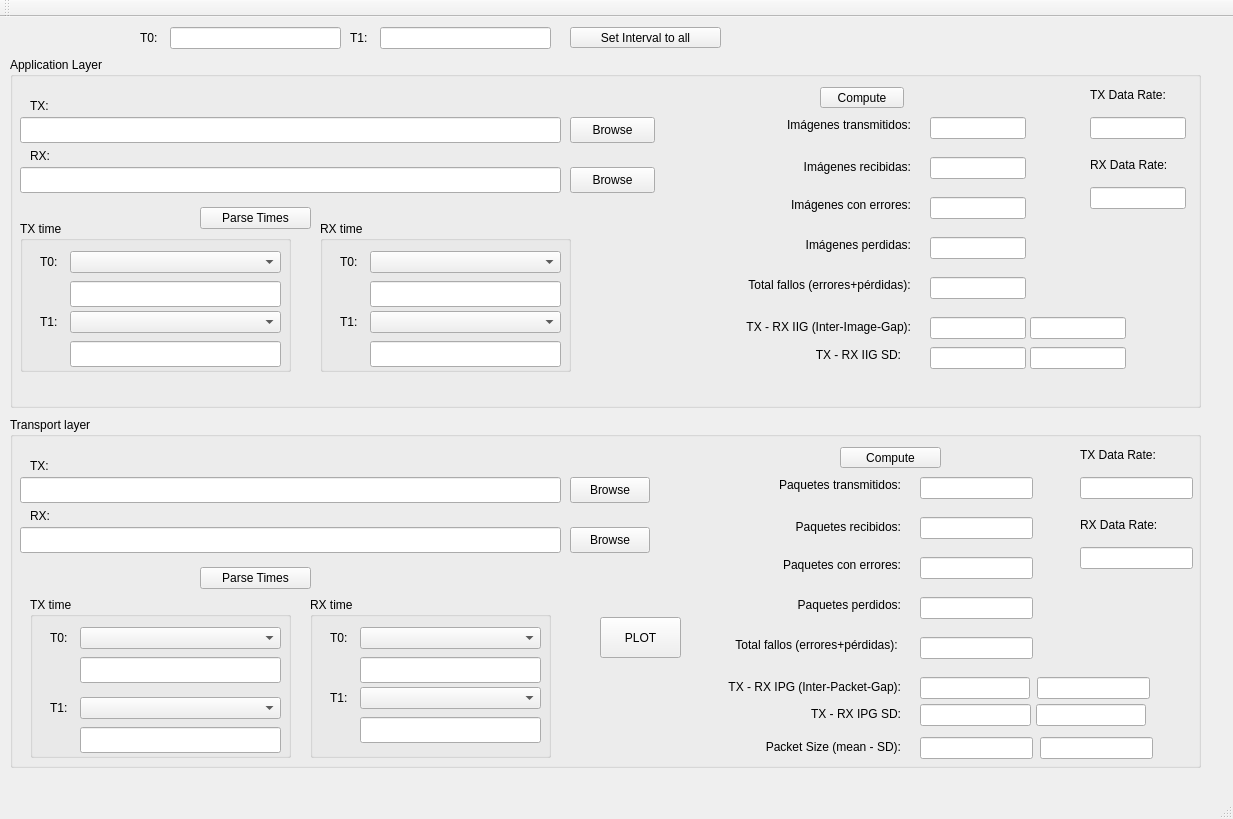
Before: the Qt Designer form mainwindow.ui in dcentelles/comms_log_parser, drawn with Qt 5.
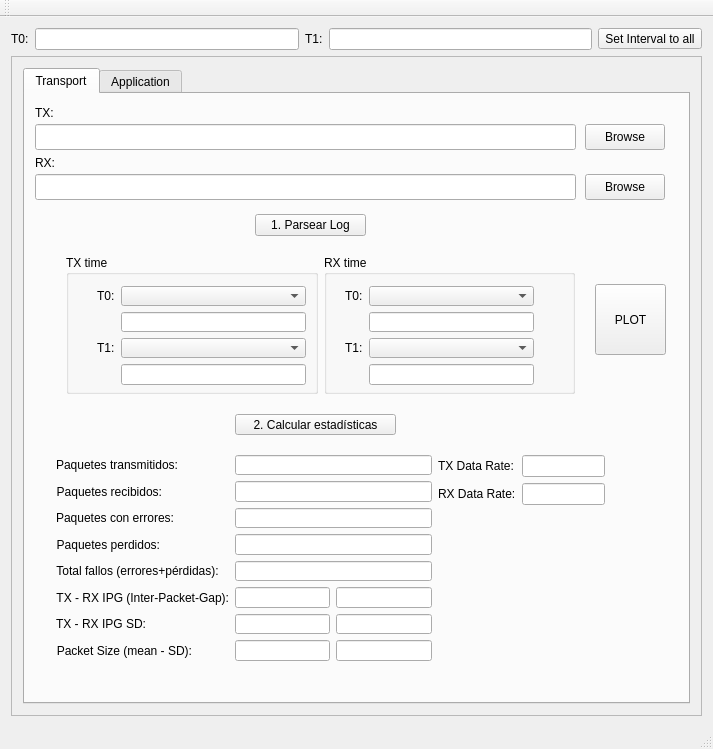
After: the same form once the commit is applied.

Commit message: implementando plotting y reordenada la UI con Tabs

What changed in the file:
```diff
--- a/mainwindow.ui
+++ b/mainwindow.ui
@@ -6,204 +6,328 @@
    <rect>
     <x>0</x>
     <y>0</y>
-    <width>1233</width>
-    <height>819</height>
+    <width>713</width>
+    <height>749</height>
    </rect>
   </property>
   <property name="windowTitle">
    <string>DCComms Log Parser</string>
   </property>
   <widget class="QWidget" name="centralWidget">
-   <widget class="QGroupBox" name="groupBox_5">
+   <layout class="QGridLayout" name="gridLayout_2">
+    <item row="1" column="2">
+     <widget class="QLabel" name="label_56">
+      <property name="text">
+       <string>T1:</string>
+      </property>
+     </widget>
+    </item>
+    <item row="1" column="3">
+     <widget class="QLineEdit" name="t1LineEdit"/>
+    </item>
+    <item row="1" column="4">
+     <widget class="QToolButton" name="setIntervalButton">
+      <property name="text">
+       <string>Set Interval to all</string>
+      </property>
+     </widget>
+    </item>
+    <item row="1" column="0">
+     <widget class="QLabel" name="label_55">
+      <property name="text">
+       <string>T0:</string>
+      </property>
+     </widget>
+    </item>
+    <item row="1" column="1">
+     <widget class="QLineEdit" name="t0LineEdit"/>
+    </item>
+    <item row="2" column="0" colspan="5">
+     <widget class="QScrollArea" name="scrollArea">
+      <property name="sizePolicy">
+       <sizepolicy hsizetype="Preferred" vsizetype="Preferred">
+        <horstretch>0</horstretch>
+        <verstretch>0</verstretch>
+       </sizepolicy>
+      </property>
+      <property name="verticalScrollBarPolicy">
+       <enum>Qt::ScrollBarAsNeeded</enum>
+      </property>
+      <property name="horizontalScrollBarPolicy">
+       <enum>Qt::ScrollBarAsNeeded</enum>
+      </property>
+      <property name="sizeAdjustPolicy">
+       <enum>QAbstractScrollArea::AdjustToContentsOnFirstShow</enum>
+      </property>
+      <property name="widgetResizable">
+       <bool>true</bool>
+      </property>
+      <widget class="QWidget" name="scrollAreaWidgetContents">
     <property name="geometry">
      <rect>
-      <x>10</x>
-      <y>400</y>
-      <width>1191</width>
-      <height>351</height>
-     </rect>
-    </property>
-    <property name="title">
-     <string>Transport layer</string>
-    </property>
-    <widget class="QLabel" name="label_20">
+         <x>0</x>
+         <y>0</y>
+         <width>693</width>
+         <height>643</height>
+        </rect>
+       </property>
+       <property name="minimumSize">
+        <size>
+         <width>0</width>
+         <height>0</height>
+        </size>
+       </property>
+       <layout class="QGridLayout" name="gridLayout">
+        <item row="0" column="0">
+         <widget class="QTabWidget" name="tabWidget">
+          <property name="sizePolicy">
+           <sizepolicy hsizetype="Expanding" vsizetype="Expanding">
+            <horstretch>0</horstretch>
+            <verstretch>0</verstretch>
+           </sizepolicy>
+          </property>
+          <property name="minimumSize">
+           <size>
+            <width>648</width>
+            <height>621</height>
+           </size>
+          </property>
+          <property name="currentIndex">
+           <number>0</number>
+          </property>
+          <widget class="QWidget" name="transportTab">
+           <property name="sizePolicy">
+            <sizepolicy hsizetype="Maximum" vsizetype="Maximum">
+             <horstretch>0</horstretch>
+             <verstretch>0</verstretch>
+            </sizepolicy>
+           </property>
+           <attribute name="title">
+            <string>Transport</string>
+           </attribute>
+           <widget class="QPushButton" name="dl_txBrowseButton">
      <property name="geometry">
       <rect>
-       <x>680</x>
-       <y>220</y>
-       <width>211</width>
-       <height>16</height>
+              <x>560</x>
+              <y>30</y>
+              <width>80</width>
+              <height>26</height>
       </rect>
      </property>
      <property name="text">
-      <string>Total fallos (errores+pérdidas): </string>
-     </property>
-     <property name="alignment">
-      <set>Qt::AlignRight|Qt::AlignTrailing|Qt::AlignVCenter</set>
+             <string>Browse</string>
+            </property>
+           </widget>
+           <widget class="QToolButton" name="dl_computeButton">
+            <property name="geometry">
+             <rect>
+              <x>210</x>
+              <y>320</y>
+              <width>161</width>
+              <height>21</height>
+             </rect>
+            </property>
+            <property name="text">
+             <string>2. Calcular estadísticas</string>
      </property>
     </widget>
     <widget class="QPushButton" name="dl_parseTimesButton">
      <property name="geometry">
       <rect>
-       <x>190</x>
-       <y>150</y>
+              <x>230</x>
+              <y>120</y>
        <width>111</width>
        <height>22</height>
       </rect>
      </property>
      <property name="text">
-      <string>Parse Times</string>
-     </property>
-    </widget>
+             <string>1. Parsear Log</string>
+            </property>
+           </widget>
+           <widget class="QLabel" name="label_16">
+            <property name="geometry">
+             <rect>
+              <x>10</x>
+              <y>10</y>
+              <width>59</width>
+              <height>18</height>
+             </rect>
+            </property>
+            <property name="text">
+             <string>TX:</string>
+            </property>
+           </widget>
+           <widget class="QLineEdit" name="dl_rxFileLineEdit">
+            <property name="geometry">
+             <rect>
+              <x>10</x>
+              <y>80</y>
+              <width>541</width>
+              <height>26</height>
+             </rect>
+            </property>
+            <property name="readOnly">
+             <bool>true</bool>
+            </property>
+           </widget>
+           <widget class="QWidget" name="">
+            <property name="geometry">
+             <rect>
+              <x>30</x>
+              <y>150</y>
+              <width>531</width>
+              <height>161</height>
+             </rect>
+            </property>
+            <layout class="QHBoxLayout" name="horizontalLayout_5">
+             <item>
+              <widget class="QGroupBox" name="groupBox_4">
+               <property name="title">
+                <string>TX time</string>
+               </property>
+               <widget class="QWidget" name="formLayoutWidget_3">
+                <property name="geometry">
+                 <rect>
+                  <x>20</x>
+                  <y>20</y>
+                  <width>231</width>
+                  <height>121</height>
+                 </rect>
+                </property>
+                <layout class="QFormLayout" name="formLayout_3">
+                 <item row="0" column="0">
+                  <widget class="QLabel" name="label_23">
+                   <property name="text">
+                    <string>T0:</string>
+                   </property>
+                  </widget>
+                 </item>
+                 <item row="0" column="1">
+                  <widget class="QComboBox" name="dl_txT0ComboBox"/>
+                 </item>
+                 <item row="1" column="1">
+                  <widget class="QLineEdit" name="dl_txT0">
+                   <property name="readOnly">
+                    <bool>false</bool>
+                   </property>
+                  </widget>
+                 </item>
+                 <item row="2" column="1">
+                  <widget class="QComboBox" name="dl_txT1ComboBox"/>
+                 </item>
+                 <item row="2" column="0">
+                  <widget class="QLabel" name="label_24">
+                   <property name="text">
+                    <string>T1:</string>
+                   </property>
+                  </widget>
+                 </item>
+                 <item row="3" column="1">
+                  <widget class="QLineEdit" name="dl_txT1">
+                   <property name="readOnly">
+                    <bool>false</bool>
+                   </property>
+                  </widget>
+                 </item>
+                </layout>
+               </widget>
+              </widget>
+             </item>
+             <item>
     <widget class="QGroupBox" name="groupBox">
-     <property name="geometry">
-      <rect>
-       <x>300</x>
-       <y>180</y>
-       <width>241</width>
-       <height>161</height>
-      </rect>
-     </property>
      <property name="title">
       <string>RX time</string>
      </property>
-     <widget class="QComboBox" name="dl_rxT0ComboBox">
+               <widget class="QWidget" name="">
       <property name="geometry">
        <rect>
-        <x>50</x>
-        <y>30</y>
-        <width>181</width>
-        <height>22</height>
-       </rect>
-      </property>
-     </widget>
+                  <x>10</x>
+                  <y>20</y>
+                  <width>211</width>
+                  <height>121</height>
+                 </rect>
+                </property>
+                <layout class="QFormLayout" name="formLayout_4">
+                 <item row="0" column="0">
      <widget class="QLabel" name="label_14">
-      <property name="geometry">
-       <rect>
-        <x>20</x>
-        <y>30</y>
-        <width>31</width>
-        <height>21</height>
-       </rect>
-      </property>
       <property name="text">
        <string>T0:</string>
       </property>
      </widget>
+                 </item>
+                 <item row="0" column="1">
+                  <widget class="QComboBox" name="dl_rxT0ComboBox"/>
+                 </item>
+                 <item row="1" column="1">
+                  <widget class="QLineEdit" name="dl_rxT0">
+                   <property name="readOnly">
+                    <bool>false</bool>
+                   </property>
+                  </widget>
+                 </item>
+                 <item row="2" column="0">
      <widget class="QLabel" name="label_15">
-      <property name="geometry">
-       <rect>
-        <x>20</x>
-        <y>90</y>
-        <width>31</width>
-        <height>21</height>
-       </rect>
-      </property>
       <property name="text">
        <string>T1:</string>
       </property>
      </widget>
-     <widget class="QComboBox" name="dl_rxT1ComboBox">
-      <property name="geometry">
-       <rect>
-        <x>50</x>
-        <y>90</y>
-        <width>181</width>
-        <height>22</height>
-       </rect>
-      </property>
-     </widget>
+                 </item>
+                 <item row="2" column="1">
+                  <widget class="QComboBox" name="dl_rxT1ComboBox"/>
+                 </item>
+                 <item row="3" column="1">
      <widget class="QLineEdit" name="dl_rxT1">
-      <property name="geometry">
-       <rect>
-        <x>50</x>
-        <y>120</y>
-        <width>181</width>
-        <height>26</height>
-       </rect>
-      </property>
       <property name="readOnly">
        <bool>false</bool>
       </property>
      </widget>
-     <widget class="QLineEdit" name="dl_rxT0">
+                 </item>
+                </layout>
+               </widget>
+              </widget>
+             </item>
+            </layout>
+           </widget>
+           <widget class="QLineEdit" name="dl_txFileLineEdit">
       <property name="geometry">
        <rect>
-        <x>50</x>
-        <y>60</y>
-        <width>181</width>
+              <x>10</x>
+              <y>30</y>
+              <width>541</width>
         <height>26</height>
        </rect>
       </property>
       <property name="readOnly">
-       <bool>false</bool>
-      </property>
-     </widget>
+             <bool>true</bool>
+            </property>
     </widget>
     <widget class="QLabel" name="label_18">
      <property name="geometry">
       <rect>
-       <x>20</x>
-       <y>90</y>
-       <width>59</width>
-       <height>18</height>
-      </rect>
-     </property>
-     <property name="text">
-      <string>RX:</string>
-     </property>
-    </widget>
-    <widget class="QLabel" name="label_16">
-     <property name="geometry">
-      <rect>
-       <x>20</x>
-       <y>40</y>
-       <width>59</width>
-       <height>18</height>
-      </rect>
-     </property>
-     <property name="text">
-      <string>TX:</string>
-     </property>
-    </widget>
-    <widget class="QLabel" name="label_22">
-     <property name="geometry">
-      <rect>
-       <x>710</x>
-       <y>180</y>
-       <width>181</width>
-       <height>16</height>
-      </rect>
-     </property>
-     <property name="text">
-      <string>Paquetes perdidos:</string>
-     </property>
-     <property name="alignment">
-      <set>Qt::AlignRight|Qt::AlignTrailing|Qt::AlignVCenter</set>
-     </property>
-    </widget>
-    <widget class="QLineEdit" name="dl_rxFileLineEdit">
-     <property name="geometry">
-      <rect>
        <x>10</x>
-       <y>110</y>
-       <width>541</width>
-       <height>26</height>
-      </rect>
-     </property>
-     <property name="readOnly">
-      <bool>true</bool>
-     </property>
-    </widget>
+              <y>60</y>
+              <width>59</width>
+              <height>18</height>
+             </rect>
+            </property>
+            <property name="text">
+             <string>RX:</string>
+            </property>
+           </widget>
+           <widget class="QWidget" name="">
+            <property name="geometry">
+             <rect>
+              <x>20</x>
+              <y>350</y>
+              <width>571</width>
+              <height>228</height>
+             </rect>
+            </property>
+            <layout class="QHBoxLayout" name="horizontalLayout_4">
+             <item>
+              <layout class="QFormLayout" name="formLayout">
+               <item row="0" column="0">
     <widget class="QLabel" name="label_17">
-     <property name="geometry">
-      <rect>
-       <x>700</x>
-       <y>60</y>
-       <width>191</width>
-       <height>16</height>
-      </rect>
-     </property>
      <property name="text">
       <string>Paquetes transmitidos:</string>
      </property>
@@ -211,15 +335,16 @@
       <set>Qt::AlignRight|Qt::AlignTrailing|Qt::AlignVCenter</set>
      </property>
     </widget>
+               </item>
+               <item row="0" column="1">
+                <widget class="QLineEdit" name="dl_sendLineEdit">
+                 <property name="readOnly">
+                  <bool>true</bool>
+                 </property>
+                </widget>
+               </item>
+               <item row="1" column="0">
     <widget class="QLabel" name="label_21">
-     <property name="geometry">
-      <rect>
-       <x>710</x>
-       <y>100</y>
-       <width>181</width>
-       <height>20</height>
-      </rect>
-     </property>
      <property name="text">
       <string>Paquetes recibidos:</string>
      </property>
@@ -227,113 +352,16 @@
       <set>Qt::AlignRight|Qt::AlignTrailing|Qt::AlignVCenter</set>
      </property>
     </widget>
-    <widget class="QLineEdit" name="dl_txFileLineEdit">
-     <property name="geometry">
-      <rect>
-       <x>10</x>
-       <y>60</y>
-       <width>541</width>
-       <height>26</height>
-      </rect>
-     </property>
+               </item>
+               <item row="1" column="1">
+                <widget class="QLineEdit" name="dl_recvLineEdit">
      <property name="readOnly">
       <bool>true</bool>
      </property>
     </widget>
-    <widget class="QGroupBox" name="groupBox_4">
-     <property name="geometry">
-      <rect>
-       <x>20</x>
-       <y>180</y>
-       <width>261</width>
-       <height>161</height>
-      </rect>
-     </property>
-     <property name="title">
-      <string>TX time</string>
-     </property>
-     <widget class="QComboBox" name="dl_txT0ComboBox">
-      <property name="geometry">
-       <rect>
-        <x>50</x>
-        <y>30</y>
-        <width>201</width>
-        <height>22</height>
-       </rect>
-      </property>
-     </widget>
-     <widget class="QLabel" name="label_23">
-      <property name="geometry">
-       <rect>
-        <x>20</x>
-        <y>30</y>
-        <width>31</width>
-        <height>21</height>
-       </rect>
-      </property>
-      <property name="text">
-       <string>T0:</string>
-      </property>
-     </widget>
-     <widget class="QLabel" name="label_24">
-      <property name="geometry">
-       <rect>
-        <x>20</x>
-        <y>100</y>
-        <width>31</width>
-        <height>21</height>
-       </rect>
-      </property>
-      <property name="text">
-       <string>T1:</string>
-      </property>
-     </widget>
-     <widget class="QComboBox" name="dl_txT1ComboBox">
-      <property name="geometry">
-       <rect>
-        <x>50</x>
-        <y>100</y>
-        <width>201</width>
-        <height>22</height>
-       </rect>
-      </property>
-     </widget>
-     <widget class="QLineEdit" name="dl_txT0">
-      <property name="geometry">
-       <rect>
-        <x>50</x>
-        <y>60</y>
-        <width>201</width>
-        <height>26</height>
-       </rect>
-      </property>
-      <property name="readOnly">
-       <bool>false</bool>
-      </property>
-     </widget>
-     <widget class="QLineEdit" name="dl_txT1">
-      <property name="geometry">
-       <rect>
-        <x>50</x>
-        <y>130</y>
-        <width>201</width>
-        <height>26</height>
-       </rect>
-      </property>
-      <property name="readOnly">
-       <bool>false</bool>
-      </property>
-     </widget>
-    </widget>
+               </item>
+               <item row="2" column="0">
     <widget class="QLabel" name="label_19">
-     <property name="geometry">
-      <rect>
-       <x>710</x>
-       <y>140</y>
-       <width>181</width>
-       <height>16</height>
-      </rect>
-     </property>
      <property name="text">
       <string>Paquetes con errores:</string>
      </property>
@@ -341,194 +369,78 @@
       <set>Qt::AlignRight|Qt::AlignTrailing|Qt::AlignVCenter</set>
      </property>
     </widget>
-    <widget class="QLabel" name="label_13">
-     <property name="geometry">
-      <rect>
-       <x>700</x>
-       <y>260</y>
-       <width>191</width>
-       <height>20</height>
-      </rect>
-     </property>
-     <property name="text">
-      <string>TX - RX IPG (Inter-Packet-Gap):</string>
-     </property>
-     <property name="alignment">
-      <set>Qt::AlignRight|Qt::AlignTrailing|Qt::AlignVCenter</set>
-     </property>
-    </widget>
-    <widget class="QPushButton" name="dl_rxBrowseButton">
-     <property name="geometry">
-      <rect>
-       <x>560</x>
-       <y>110</y>
-       <width>80</width>
-       <height>26</height>
-      </rect>
-     </property>
-     <property name="text">
-      <string>Browse</string>
-     </property>
-    </widget>
-    <widget class="QPushButton" name="dl_txBrowseButton">
-     <property name="geometry">
-      <rect>
-       <x>560</x>
-       <y>60</y>
-       <width>80</width>
-       <height>26</height>
-      </rect>
-     </property>
-     <property name="text">
-      <string>Browse</string>
-     </property>
-    </widget>
+               </item>
+               <item row="2" column="1">
     <widget class="QLineEdit" name="dl_errLineEdit">
-     <property name="geometry">
-      <rect>
-       <x>910</x>
-       <y>140</y>
-       <width>113</width>
-       <height>22</height>
-      </rect>
-     </property>
      <property name="readOnly">
       <bool>true</bool>
      </property>
     </widget>
-    <widget class="QLineEdit" name="dl_sendLineEdit">
-     <property name="geometry">
-      <rect>
-       <x>910</x>
-       <y>60</y>
-       <width>113</width>
-       <height>22</height>
-      </rect>
-     </property>
-     <property name="readOnly">
-      <bool>true</bool>
-     </property>
-    </widget>
+               </item>
+               <item row="3" column="0">
+                <widget class="QLabel" name="label_22">
+                 <property name="text">
+                  <string>Paquetes perdidos:</string>
+                 </property>
+                 <property name="alignment">
+                  <set>Qt::AlignRight|Qt::AlignTrailing|Qt::AlignVCenter</set>
+                 </property>
+                </widget>
+               </item>
+               <item row="3" column="1">
     <widget class="QLineEdit" name="dl_lostLineEdit">
-     <property name="geometry">
-      <rect>
-       <x>910</x>
-       <y>180</y>
-       <width>113</width>
-       <height>22</height>
-      </rect>
-     </property>
      <property name="readOnly">
       <bool>true</bool>
      </property>
     </widget>
-    <widget class="QLineEdit" name="dl_txGapLineEdit">
-     <property name="geometry">
-      <rect>
-       <x>910</x>
-       <y>260</y>
-       <width>110</width>
-       <height>22</height>
-      </rect>
-     </property>
-     <property name="readOnly">
-      <bool>true</bool>
-     </property>
-    </widget>
+               </item>
+               <item row="4" column="0">
+                <widget class="QLabel" name="label_20">
+                 <property name="text">
+                  <string>Total fallos (errores+pérdidas): </string>
+                 </property>
+                 <property name="alignment">
+                  <set>Qt::AlignRight|Qt::AlignTrailing|Qt::AlignVCenter</set>
+                 </property>
+                </widget>
+               </item>
+               <item row="4" column="1">
     <widget class="QLineEdit" name="dl_failsLineEdit">
-     <property name="geometry">
-      <rect>
-       <x>910</x>
-       <y>220</y>
-       <width>113</width>
-       <height>22</height>
-      </rect>
-     </property>
      <property name="readOnly">
       <bool>true</bool>
      </property>
     </widget>
-    <widget class="QLineEdit" name="dl_recvLineEdit">
-     <property name="geometry">
-      <rect>
-       <x>910</x>
-       <y>100</y>
-       <width>113</width>
-       <height>22</height>
-      </rect>
-     </property>
-     <property name="readOnly">
-      <bool>true</bool>
-     </property>
-    </widget>
-    <widget class="QLabel" name="label_49">
-     <property name="geometry">
-      <rect>
-       <x>1070</x>
-       <y>30</y>
-       <width>111</width>
-       <height>16</height>
-      </rect>
-     </property>
+               </item>
+               <item row="5" column="0">
+                <widget class="QLabel" name="label_13">
      <property name="text">
-      <string>TX Data Rate:</string>
-     </property>
-    </widget>
-    <widget class="QLineEdit" name="dl_txDataRate">
-     <property name="geometry">
-      <rect>
-       <x>1070</x>
-       <y>60</y>
-       <width>113</width>
-       <height>22</height>
-      </rect>
-     </property>
-    </widget>
-    <widget class="QLabel" name="label_50">
-     <property name="geometry">
-      <rect>
-       <x>1070</x>
-       <y>100</y>
-       <width>111</width>
-       <height>16</height>
-      </rect>
-     </property>
-     <property name="text">
-      <string>RX Data Rate:</string>
-     </property>
-    </widget>
-    <widget class="QLineEdit" name="dl_rxDataRate">
-     <property name="geometry">
-      <rect>
-       <x>1070</x>
-       <y>130</y>
-       <width>113</width>
-       <height>22</height>
-      </rect>
-     </property>
-    </widget>
-    <widget class="QToolButton" name="dl_computeButton">
-     <property name="geometry">
-      <rect>
-       <x>830</x>
-       <y>30</y>
-       <width>101</width>
-       <height>21</height>
-      </rect>
-     </property>
-     <property name="text">
-      <string>Compute</string>
-     </property>
-    </widget>
+                  <string>TX - RX IPG (Inter-Packet-Gap):</string>
+                 </property>
+                 <property name="alignment">
+                  <set>Qt::AlignRight|Qt::AlignTrailing|Qt::AlignVCenter</set>
+                 </property>
+                </widget>
+               </item>
+               <item row="5" column="1">
+                <layout class="QHBoxLayout" name="horizontalLayout">
+                 <item>
+                  <widget class="QLineEdit" name="dl_txGapLineEdit">
+                   <property name="readOnly">
+                    <bool>true</bool>
+                   </property>
+                  </widget>
+                 </item>
+                 <item>
+                  <widget class="QLineEdit" name="dl_rxGapLineEdit">
+                   <property name="readOnly">
+                    <bool>true</bool>
+                   </property>
+                  </widget>
+                 </item>
+                </layout>
+               </item>
+               <item row="6" column="0">
     <widget class="QLabel" name="label_54">
-     <property name="geometry">
-      <rect>
-       <x>770</x>
-       <y>287</y>
-       <width>121</width>
-       <height>20</height>
-      </rect>
-     </property>
      <property name="text">
       <string>TX - RX IPG SD:</string>
      </property>
@@ -536,67 +448,27 @@
       <set>Qt::AlignRight|Qt::AlignTrailing|Qt::AlignVCenter</set>
      </property>
     </widget>
+               </item>
+               <item row="6" column="1">
+                <layout class="QHBoxLayout" name="horizontalLayout_2">
+                 <item>
     <widget class="QLineEdit" name="dl_txGapSdLineEdit">
-     <property name="geometry">
-      <rect>
-       <x>910</x>
-       <y>287</y>
-       <width>111</width>
-       <height>22</height>
-      </rect>
-     </property>
      <property name="readOnly">
       <bool>true</bool>
      </property>
     </widget>
-    <widget class="QLineEdit" name="dl_rxGapLineEdit">
-     <property name="geometry">
-      <rect>
-       <x>1027</x>
-       <y>260</y>
-       <width>113</width>
-       <height>22</height>
-      </rect>
-     </property>
-     <property name="readOnly">
-      <bool>true</bool>
-     </property>
-    </widget>
+                 </item>
+                 <item>
     <widget class="QLineEdit" name="dl_rxGapSdLineEdit">
-     <property name="geometry">
-      <rect>
-       <x>1026</x>
-       <y>287</y>
-       <width>110</width>
-       <height>22</height>
-      </rect>
-     </property>
      <property name="readOnly">
       <bool>true</bool>
      </property>
     </widget>
-    <widget class="QLineEdit" name="dl_packetSizeLineEdit">
-     <property name="geometry">
-      <rect>
-       <x>910</x>
-       <y>320</y>
-       <width>113</width>
-       <height>22</height>
-      </rect>
-     </property>
-     <property name="readOnly">
-      <bool>true</bool>
-     </property>
-    </widget>
+                 </item>
+                </layout>
+               </item>
+               <item row="7" column="0">
     <widget class="QLabel" name="label_57">
-     <property name="geometry">
-      <rect>
-       <x>740</x>
-       <y>320</y>
-       <width>151</width>
-       <height>20</height>
-      </rect>
-     </property>
      <property name="text">
       <string>Packet Size (mean - SD):</string>
      </property>
@@ -604,38 +476,109 @@
       <set>Qt::AlignRight|Qt::AlignTrailing|Qt::AlignVCenter</set>
      </property>
     </widget>
+               </item>
+               <item row="7" column="1">
+                <layout class="QHBoxLayout" name="horizontalLayout_3">
+                 <item>
+                  <widget class="QLineEdit" name="dl_packetSizeLineEdit">
+                   <property name="readOnly">
+                    <bool>true</bool>
+                   </property>
+                  </widget>
+                 </item>
+                 <item>
     <widget class="QLineEdit" name="dl_packetSizeSdLineEdit">
-     <property name="geometry">
-      <rect>
-       <x>1030</x>
-       <y>320</y>
-       <width>113</width>
-       <height>22</height>
-      </rect>
-     </property>
      <property name="readOnly">
       <bool>true</bool>
      </property>
+                  </widget>
+                 </item>
+                </layout>
+               </item>
+              </layout>
+             </item>
+             <item>
+              <layout class="QFormLayout" name="formLayout_2">
+               <item row="0" column="0">
+                <widget class="QLabel" name="label_49">
+                 <property name="text">
+                  <string>TX Data Rate:</string>
+                 </property>
+                </widget>
+               </item>
+               <item row="0" column="1">
+                <widget class="QLineEdit" name="dl_txDataRate">
+                 <property name="minimumSize">
+                  <size>
+                   <width>64</width>
+                   <height>0</height>
+                  </size>
+                 </property>
+                </widget>
+               </item>
+               <item row="1" column="0">
+                <widget class="QLabel" name="label_50">
+                 <property name="text">
+                  <string>RX Data Rate:</string>
+                 </property>
+                </widget>
+               </item>
+               <item row="1" column="1">
+                <widget class="QLineEdit" name="dl_rxDataRate">
+                 <property name="minimumSize">
+                  <size>
+                   <width>64</width>
+                   <height>0</height>
+                  </size>
+                 </property>
+                </widget>
+               </item>
+              </layout>
+             </item>
+            </layout>
     </widget>
     <widget class="QToolButton" name="dl_plotButton">
      <property name="geometry">
       <rect>
-       <x>590</x>
-       <y>200</y>
-       <width>81</width>
-       <height>41</height>
+              <x>570</x>
+              <y>190</y>
+              <width>71</width>
+              <height>71</height>
       </rect>
      </property>
      <property name="text">
       <string>PLOT</string>
      </property>
     </widget>
-   </widget>
+           <widget class="QPushButton" name="dl_rxBrowseButton">
+            <property name="geometry">
+             <rect>
+              <x>560</x>
+              <y>80</y>
+              <width>80</width>
+              <height>26</height>
+             </rect>
+            </property>
+            <property name="text">
+             <string>Browse</string>
+            </property>
+           </widget>
+          </widget>
+          <widget class="QWidget" name="applicationTab">
+           <property name="sizePolicy">
+            <sizepolicy hsizetype="Maximum" vsizetype="Maximum">
+             <horstretch>0</horstretch>
+             <verstretch>0</verstretch>
+            </sizepolicy>
+           </property>
+           <attribute name="title">
+            <string>Application</string>
+           </attribute>
    <widget class="QGroupBox" name="groupBox_6">
     <property name="geometry">
      <rect>
-      <x>10</x>
-      <y>40</y>
+              <x>30</x>
+              <y>10</y>
       <width>1191</width>
       <height>351</height>
      </rect>
@@ -1193,65 +1136,14 @@
      </property>
     </widget>
    </widget>
-   <widget class="QLineEdit" name="t0LineEdit">
-    <property name="geometry">
-     <rect>
-      <x>170</x>
-      <y>10</y>
-      <width>171</width>
-      <height>22</height>
-     </rect>
-    </property>
-   </widget>
-   <widget class="QLabel" name="label_55">
-    <property name="geometry">
-     <rect>
-      <x>140</x>
-      <y>10</y>
-      <width>31</width>
-      <height>21</height>
-     </rect>
-    </property>
-    <property name="text">
-     <string>T0:</string>
-    </property>
-   </widget>
-   <widget class="QLabel" name="label_56">
-    <property name="geometry">
-     <rect>
-      <x>350</x>
-      <y>10</y>
-      <width>31</width>
-      <height>21</height>
-     </rect>
-    </property>
-    <property name="text">
-     <string>T1:</string>
-    </property>
-   </widget>
-   <widget class="QLineEdit" name="t1LineEdit">
-    <property name="geometry">
-     <rect>
-      <x>380</x>
-      <y>10</y>
-      <width>171</width>
-      <height>22</height>
-     </rect>
-    </property>
-   </widget>
-   <widget class="QToolButton" name="setIntervalButton">
-    <property name="geometry">
-     <rect>
-      <x>570</x>
-      <y>10</y>
-      <width>151</width>
-      <height>21</height>
-     </rect>
-    </property>
-    <property name="text">
-     <string>Set Interval to all</string>
-    </property>
-   </widget>
+          </widget>
+         </widget>
+        </item>
+       </layout>
+      </widget>
+     </widget>
+    </item>
+   </layout>
   </widget>
   <widget class="QMenuBar" name="menuBar">
    <property name="geometry">
```
Left out of the diff: 2 changed lines with no effect on the pictures. Lines whose indentation alone changed are shown as unchanged. The commit also changes 4 other files.
